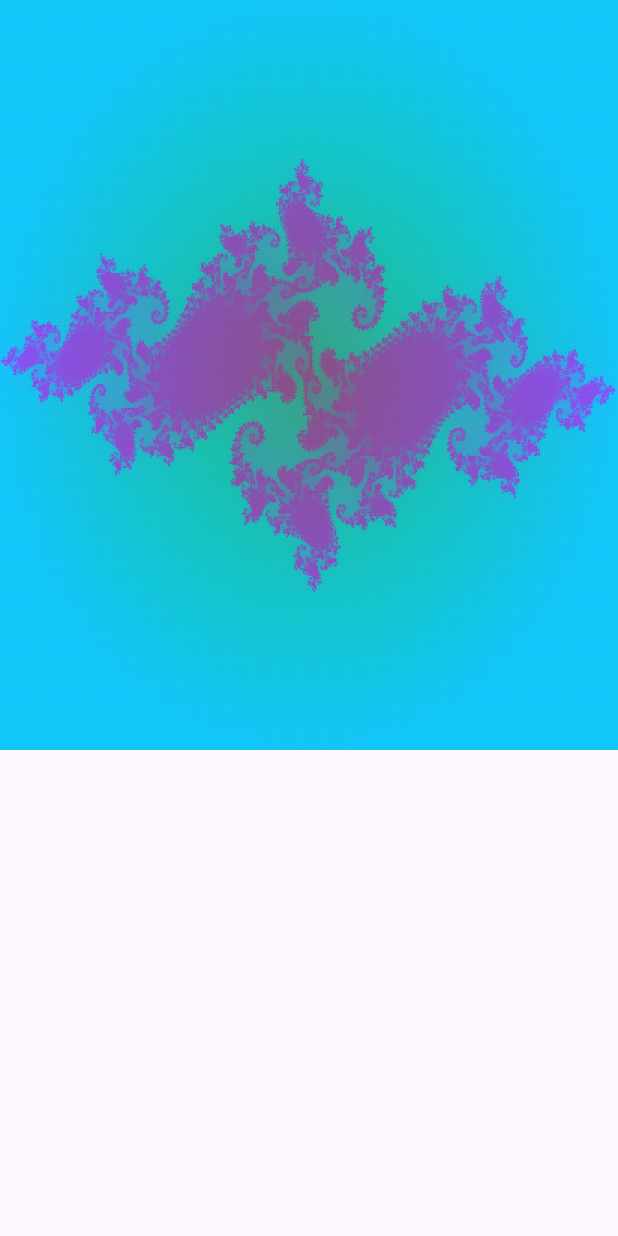
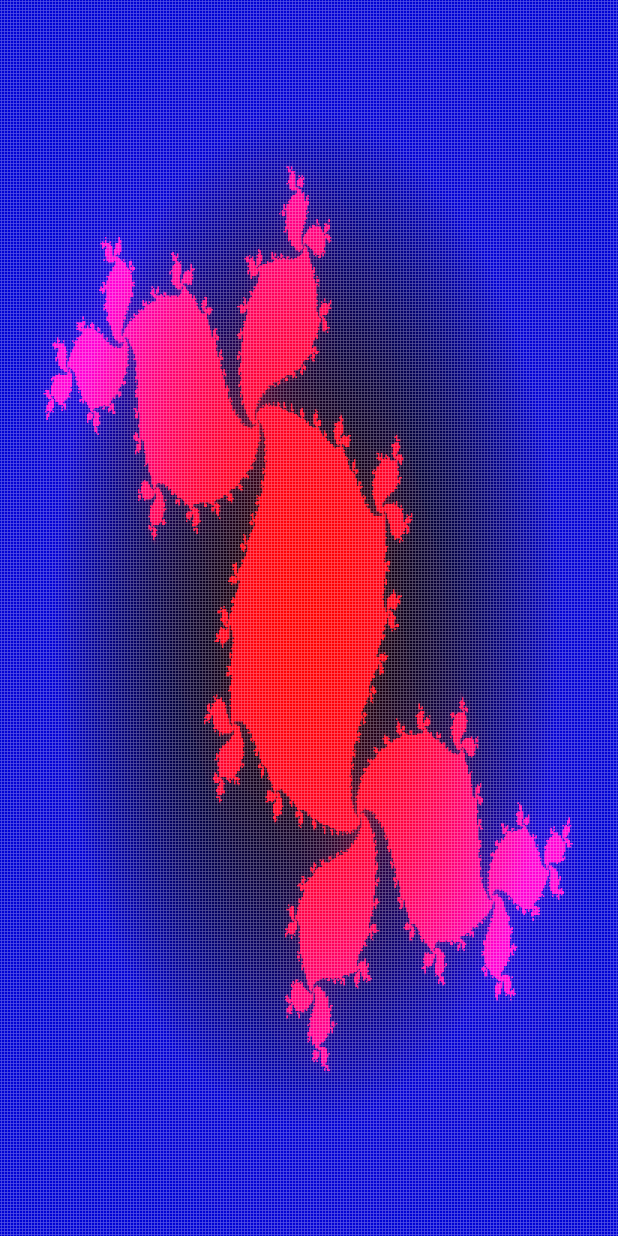
Before and after one commit to DedKiri11/fractals, a Flutter app: the screen it shows after launch, on a phone screen of 412 x 824 dp. Run offline on Flutter 3.47's test engine with Material 3 defaults, Android fonts, the phone set to English and light mode, and no system bars; missing offline and left inert: dart:ffi.

```diff
--- a/fractals_project/lib/fractals/fractalJuliasSet.dart
+++ b/fractals_project/lib/fractals/fractalJuliasSet.dart
@@ -8,9 +8,12 @@ class JuliaSetWidget extends StatelessWidget {
   @override
   Widget build(BuildContext context) {
     return CustomPaint(
-      size: Size(3840, 2160),
-      // Указывайте размеры в соответствии с вашими потребностями
-      painter: JuliaSetPainter(realPart: -0.74543, imaginaryPart: 0.11301),
+      size: Size(MediaQuery.of(context).size.height , MediaQuery.of(context).size.height ),
+      //(realPart: 0.285, imaginaryPart: 0.01) (realPart: -0.085, imaginaryPart: 0.71) (realPart: -0.74543, imaginaryPart: 0.11031)
+      //painter: JuliaSetPainter(realPart: -0.8, imaginaryPart: 0.156),
+      //painter: JuliaSetPainter(realPart: 0.285, imaginaryPart: 0.01),
+      painter: JuliaSetPainter(realPart: -0.085, imaginaryPart: 0.71),
+     // painter: JuliaSetPainter(realPart: -0.74543, imaginaryPart: 0.11031),
     );
   }
 }
@@ -24,9 +27,9 @@ class JuliaSetPainter extends CustomPainter {
   @override
   void paint(Canvas canvas, Size size) {
     ComplexNumber c = ComplexNumber(realPart,
-        imaginaryPart); // Задайте значение c для построения фрактала Julia Set
+        imaginaryPart);
     XBitmap bmp = plotJuliaSet(c, size.width.toInt(), size.height.toInt(),
-        100); // Создайте изображение фрактала
+        100);
 
     for (int i = 0; i < bmp.pixels.length; i++) {
       for (int j = 0; j < bmp.pixels[i].length; j++) {
@@ -41,7 +44,7 @@ class JuliaSetPainter extends CustomPainter {
   }
 
   @override
-  bool shouldRepaint(covariant CustomPainter oldDelegate) {
+  bool shouldRepaint(CustomPainter oldDelegate) {
     return true;
   }
 }
@@ -120,7 +123,7 @@ XBitmap plotJuliaSet(ComplexNumber c, int w, int h, int maxIter,
       double y = yMin + j * yStep;
       ComplexNumber z = ComplexNumber(x, y);
       bmp.setPixel(w - i - 1, j,
-          complexHeatMap(idx!.toDouble(), 0, maxIdx.toDouble(), z, r));
+          complexHeatMap(idx!.toDouble(), 0, maxIdx.toDouble(), z*z, r));
     }
   }
 
@@ -142,14 +145,14 @@ List<ComplexNumber> sqPolyIteration(
 }
 
 double calculateR(ComplexNumber c) {
-  return (1 + sqrt(1 + 4 * c.mod)) / 2;
+  return (1 + sqrt(1 + 4 * c.mod))/2;
 }
 
 Color complexHeatMap(
     double value, double min, double max, ComplexNumber z, double r) {
   double val = (value - min) / (max - min);
   int red = (255 * val).round();
-  int green = (255 * (1 - val)).round();
-  int blue = (255 * (z.mod / r > 1 ? 1 : z.mod / r)).round();
-  return Color.fromRGBO(red, green, blue, 0.5);
+  int green = (2 * (1 - val)).round();
+  int blue = (213 * (z.mod / r > 1 ? 1 : z.mod / r)).round();
+  return Color.fromRGBO(red, green, blue, 1);
 }
--- a/fractals_project/lib/screens/home.dart
+++ b/fractals_project/lib/screens/home.dart
@@ -1,9 +1,11 @@
+import 'dart:ffi';
+import 'dart:math';
+
 import 'package:flutter/cupertino.dart';
 import 'package:flutter/material.dart';
+import 'package:fractals_project/animations/animatedKochsFractal.dart';
 import 'package:fractals_project/fractals/fractalJuliasSet.dart';
-import 'package:fractals_project/fractals/kochsFractal.dart';
-
-import '../animations/animatedKochsFractal.dart';
+import '../animations/animatedJuliasFractal.dart';
 
 class HomePage extends StatelessWidget {
   const HomePage({super.key});
@@ -11,40 +13,15 @@ class HomePage extends StatelessWidget {
   @override
   Widget build(BuildContext context) {
     return Scaffold(
-      body: Center(child: ZoomableObject()),
+        body: Container(
+            width: MediaQuery.of(context).size.width,
+            height: MediaQuery.of(context).size.width,
+            child: Column(
+              children: [
+                JuliaSetWidget(),
+
+              ],
+            ))
     );
   }
 }
-
-class ZoomableObject extends StatefulWidget {
-  const ZoomableObject({super.key});
-
-  @override
-  State<ZoomableObject> createState() => _ZoomableObjectState();
-}
-
-class _ZoomableObjectState extends State<ZoomableObject> {
-  double scale = 1.0;
-
-  @override
-  Widget build(BuildContext context) {
-    return Scaffold(
-      body: GestureDetector(
-        onScaleUpdate: (ScaleUpdateDetails details) {
-          setState(() {
-            scale = details.scale;
-          });
-        },
-        child: Transform.scale(
-          scale: scale,
-          child: Container(
-            width: 500,
-            height: 500,
-            color: Colors.blue,
-            child: Center(child: JuliaSetWidget()),
-          ),
-        ),
-      ),
-    );
-  }
-}
```
Also changed, not shown: fractals_project/lib/animations/animatedJuliasFractal.dart (added, +77 -0 lines), fractals_project/lib/animations/animatedKochsFractal.dart (+7 -11 lines), fractals_project/lib/fractals/kochsFractal.dart (+9 -6 lines).
